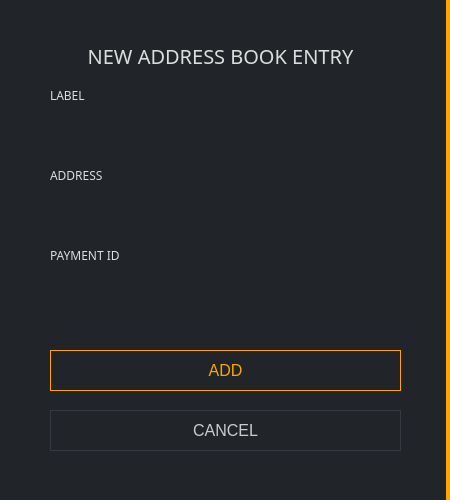
This is src/gui/ui/newaddressdialog.ui in ConcealNetwork/conceal-desktop as Qt 5 draws it before an edit. The edited form follows.
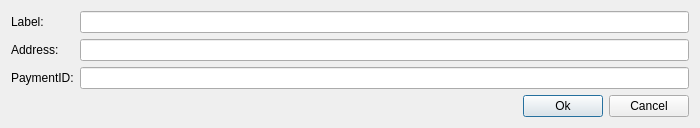
This is the edited form.

Commit message: Revert address book

The edit to the form file:
```diff
--- a/src/gui/ui/newaddressdialog.ui
+++ b/src/gui/ui/newaddressdialog.ui
@@ -6,318 +6,111 @@
    <rect>
     <x>0</x>
     <y>0</y>
-    <width>450</width>
-    <height>500</height>
+    <width>700</width>
+    <height>125</height>
    </rect>
   </property>
   <property name="windowTitle">
    <string>New address</string>
   </property>
-  <property name="styleSheet">
-   <string notr="true">background-color: #212529;
-color: #ddd;
-border: 0px;</string>
-  </property>
   <layout class="QGridLayout" name="gridLayout">
-   <property name="leftMargin">
-    <number>0</number>
-   </property>
-   <property name="topMargin">
-    <number>0</number>
-   </property>
-   <property name="rightMargin">
-    <number>0</number>
-   </property>
-   <property name="bottomMargin">
-    <number>0</number>
-   </property>
-   <item row="0" column="0" colspan="2">
-    <widget class="QGroupBox" name="groupBox">
-     <property name="styleSheet">
-      <string notr="true">background-color: #212529; border-right: 4px solid orange;</string>
-     </property>
-     <property name="title">
-      <string/>
-     </property>
-     <widget class="QLabel" name="label_4">
-      <property name="geometry">
-       <rect>
-        <x>30</x>
-        <y>40</y>
-        <width>381</width>
-        <height>31</height>
-       </rect>
-      </property>
-      <property name="font">
-       <font>
-        <family>Raleway</family>
-        <pointsize>15</pointsize>
-       </font>
-      </property>
-      <property name="styleSheet">
-       <string notr="true">color: #ddd;
-border-right: 0px;</string>
-      </property>
-      <property name="text">
-       <string>NEW ADDRESS BOOK ENTRY</string>
-      </property>
-      <property name="alignment">
-       <set>Qt::AlignCenter</set>
-      </property>
-     </widget>
+   <item row="0" column="0">
      <widget class="QLabel" name="label">
-      <property name="geometry">
-       <rect>
-        <x>50</x>
-        <y>80</y>
-        <width>71</width>
-        <height>31</height>
-       </rect>
-      </property>
       <property name="sizePolicy">
        <sizepolicy hsizetype="Maximum" vsizetype="Preferred">
         <horstretch>0</horstretch>
         <verstretch>0</verstretch>
        </sizepolicy>
       </property>
-      <property name="minimumSize">
-       <size>
-        <width>0</width>
-        <height>25</height>
-       </size>
-      </property>
-      <property name="font">
-       <font>
-        <family>Raleway</family>
-        <pointsize>9</pointsize>
-       </font>
-      </property>
-      <property name="styleSheet">
-       <string notr="true">color: #ddd;
-border-right: 0px;</string>
-      </property>
       <property name="text">
-       <string>LABEL</string>
-      </property>
-     </widget>
-     <widget class="QLineEdit" name="m_labelEdit">
-      <property name="geometry">
-       <rect>
-        <x>50</x>
-        <y>110</y>
-        <width>351</width>
-        <height>41</height>
-       </rect>
-      </property>
-      <property name="sizePolicy">
-       <sizepolicy hsizetype="Expanding" vsizetype="Fixed">
-        <horstretch>0</horstretch>
-        <verstretch>0</verstretch>
-       </sizepolicy>
-      </property>
-      <property name="minimumSize">
-       <size>
-        <width>0</width>
-        <height>31</height>
-       </size>
-      </property>
-      <property name="font">
-       <font>
-        <family>Raleway</family>
-        <pointsize>9</pointsize>
-       </font>
-      </property>
-      <property name="styleSheet">
-       <string notr="true">background-color: #212529;
-border-right: 0px;
-color: #e5e5e5;
-padding: 5px;</string>
-      </property>
-      <property name="echoMode">
-       <enum>QLineEdit::Normal</enum>
-      </property>
-     </widget>
+      <string>Label:</string>
+     </property>
+    </widget>
+   </item>
+   <item row="1" column="0">
      <widget class="QLabel" name="label_2">
-      <property name="geometry">
-       <rect>
-        <x>50</x>
-        <y>160</y>
-        <width>111</width>
-        <height>31</height>
-       </rect>
-      </property>
       <property name="sizePolicy">
        <sizepolicy hsizetype="Maximum" vsizetype="Preferred">
         <horstretch>0</horstretch>
         <verstretch>0</verstretch>
        </sizepolicy>
       </property>
-      <property name="minimumSize">
-       <size>
-        <width>0</width>
-        <height>25</height>
-       </size>
-      </property>
-      <property name="font">
-       <font>
-        <family>Raleway</family>
-        <pointsize>9</pointsize>
-       </font>
-      </property>
-      <property name="styleSheet">
-       <string notr="true">color: #ddd;
-border-right: 0px;</string>
-      </property>
       <property name="text">
-       <string>ADDRESS</string>
-      </property>
-     </widget>
-     <widget class="QLineEdit" name="m_addressEdit">
-      <property name="geometry">
-       <rect>
-        <x>50</x>
-        <y>190</y>
-        <width>351</width>
-        <height>41</height>
-       </rect>
-      </property>
-      <property name="minimumSize">
-       <size>
-        <width>0</width>
-        <height>31</height>
-       </size>
-      </property>
-      <property name="font">
-       <font>
-        <family>Raleway</family>
-        <pointsize>9</pointsize>
-       </font>
-      </property>
-      <property name="styleSheet">
-       <string notr="true">background-color: #212529;
-border-right: 0px;
-color: #e5e5e5;
-padding: 5px;</string>
-      </property>
-      <property name="echoMode">
-       <enum>QLineEdit::Normal</enum>
-      </property>
-     </widget>
+      <string>Address:</string>
+     </property>
+    </widget>
+   </item>
+   <item row="2" column="0">
      <widget class="QLabel" name="label_3">
-      <property name="geometry">
-       <rect>
-        <x>50</x>
-        <y>240</y>
-        <width>211</width>
-        <height>31</height>
-       </rect>
-      </property>
-      <property name="font">
-       <font>
-        <family>Raleway</family>
-        <pointsize>9</pointsize>
-       </font>
-      </property>
-      <property name="styleSheet">
-       <string notr="true">color: #ddd;
-border-right: 0px;</string>
+     <property name="sizePolicy">
+      <sizepolicy hsizetype="Maximum" vsizetype="Preferred">
+       <horstretch>0</horstretch>
+       <verstretch>0</verstretch>
+      </sizepolicy>
       </property>
       <property name="text">
-       <string>PAYMENT ID</string>
-      </property>
-     </widget>
-     <widget class="QLineEdit" name="m_paymentIdEdit">
-      <property name="geometry">
-       <rect>
-        <x>50</x>
-        <y>270</y>
-        <width>351</width>
-        <height>41</height>
-       </rect>
-      </property>
-      <property name="minimumSize">
+      <string>PaymentID:</string>
+     </property>
+    </widget>
+   </item>
+   <item row="3" column="0" colspan="2">
+    <spacer name="horizontalSpacer">
+     <property name="orientation">
+      <enum>Qt::Horizontal</enum>
+     </property>
+     <property name="sizeHint" stdset="0">
        <size>
-        <width>0</width>
-        <height>31</height>
-       </size>
-      </property>
-      <property name="font">
-       <font>
-        <family>Raleway</family>
-        <pointsize>9</pointsize>
-       </font>
-      </property>
-      <property name="styleSheet">
-       <string notr="true">background-color: #212529;
-border-right: 0px;
-color: #e5e5e5;
-padding: 5px;</string>
-      </property>
-     </widget>
+       <width>600</width>
+       <height>20</height>
+      </size>
+     </property>
+    </spacer>
+   </item>
+   <item row="3" column="2">
      <widget class="QPushButton" name="m_okButton">
       <property name="enabled">
        <bool>true</bool>
       </property>
-      <property name="geometry">
-       <rect>
-        <x>50</x>
-        <y>350</y>
-        <width>351</width>
-        <height>41</height>
-       </rect>
-      </property>
-      <property name="minimumSize">
-       <size>
-        <width>125</width>
-        <height>31</height>
-       </size>
-      </property>
-      <property name="font">
-       <font>
-        <pointsize>-1</pointsize>
-       </font>
-      </property>
-      <property name="styleSheet">
-       <string notr="true">QPushButton#m_okButton {color: orange; background-color: #212529; border: 1px solid orange; font-size: 16px;}
-
-QPushButton#m_okButton:hover {color: orange; background-color: #212529; border: 2px solid orange; font-size: 16px;}</string>
-      </property>
       <property name="text">
-       <string>ADD</string>
+      <string>Ok</string>
       </property>
       <property name="default">
        <bool>true</bool>
       </property>
      </widget>
+   </item>
+   <item row="3" column="3">
      <widget class="QPushButton" name="m_cancelButton">
-      <property name="geometry">
-       <rect>
-        <x>50</x>
-        <y>410</y>
-        <width>351</width>
-        <height>41</height>
-       </rect>
-      </property>
-      <property name="minimumSize">
-       <size>
-        <width>125</width>
-        <height>31</height>
-       </size>
-      </property>
-      <property name="font">
-       <font>
-        <pointsize>-1</pointsize>
-       </font>
-      </property>
-      <property name="styleSheet">
-       <string notr="true">QPushButton#m_cancelButton {color: #ccc; border: 1px solid #343a40; font-size: 16px; background-color: #212529;}
-
-QPushButton#m_cancelButton:hover {color: #ddd; border: 2px solid #444; font-size: 16px; background-color: #212529;}</string>
-      </property>
       <property name="text">
-       <string>CANCEL</string>
-      </property>
-     </widget>
+      <string>Cancel</string>
+     </property>
+    </widget>
+   </item>
+   <item row="2" column="1" colspan="3">
+    <widget class="QLineEdit" name="m_contactPaymentIdEdit">
+     <property name="echoMode">
+      <enum>QLineEdit::Normal</enum>
+     </property>
+    </widget>
+   </item>
+   <item row="1" column="1" colspan="3">
+    <widget class="QLineEdit" name="m_addressEdit">
+     <property name="echoMode">
+      <enum>QLineEdit::Normal</enum>
+     </property>
+    </widget>
+   </item>
+   <item row="0" column="1" colspan="3">
+    <widget class="QLineEdit" name="m_labelEdit">
+     <property name="sizePolicy">
+      <sizepolicy hsizetype="Expanding" vsizetype="Fixed">
+       <horstretch>0</horstretch>
+       <verstretch>0</verstretch>
+      </sizepolicy>
+     </property>
+     <property name="echoMode">
+      <enum>QLineEdit::Normal</enum>
+     </property>
     </widget>
    </item>
   </layout>
```
Left out of the diff: 7 changed lines with no effect on the pictures. Lines whose indentation alone changed are shown as unchanged. The commit also changes 11 other files.
